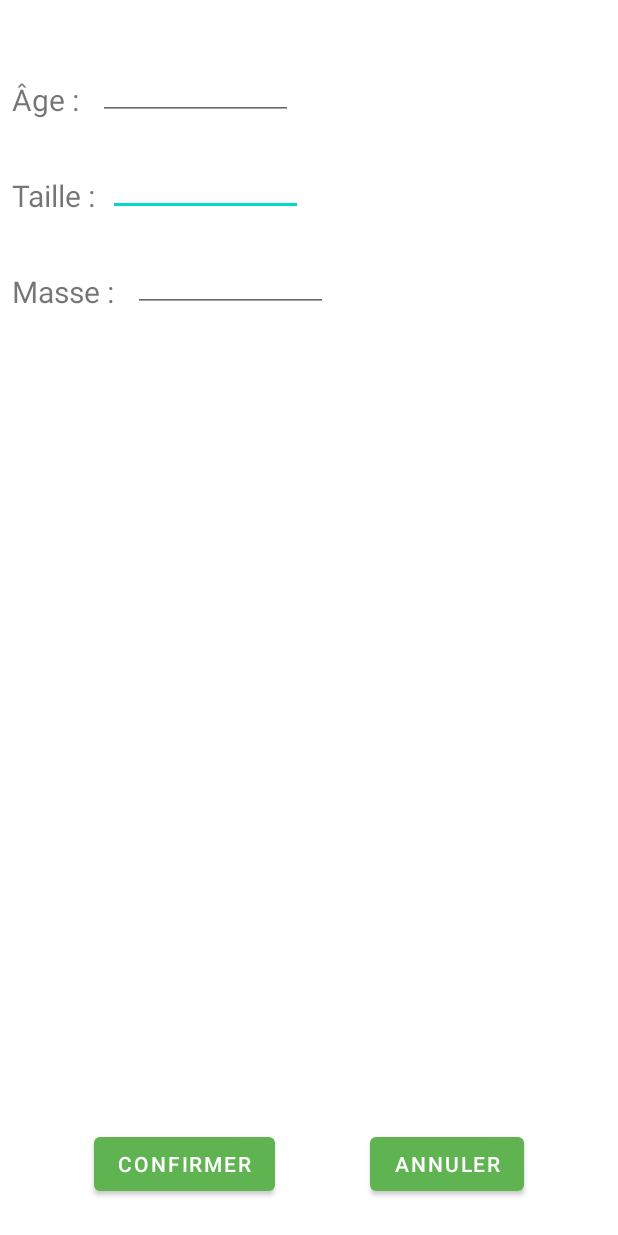
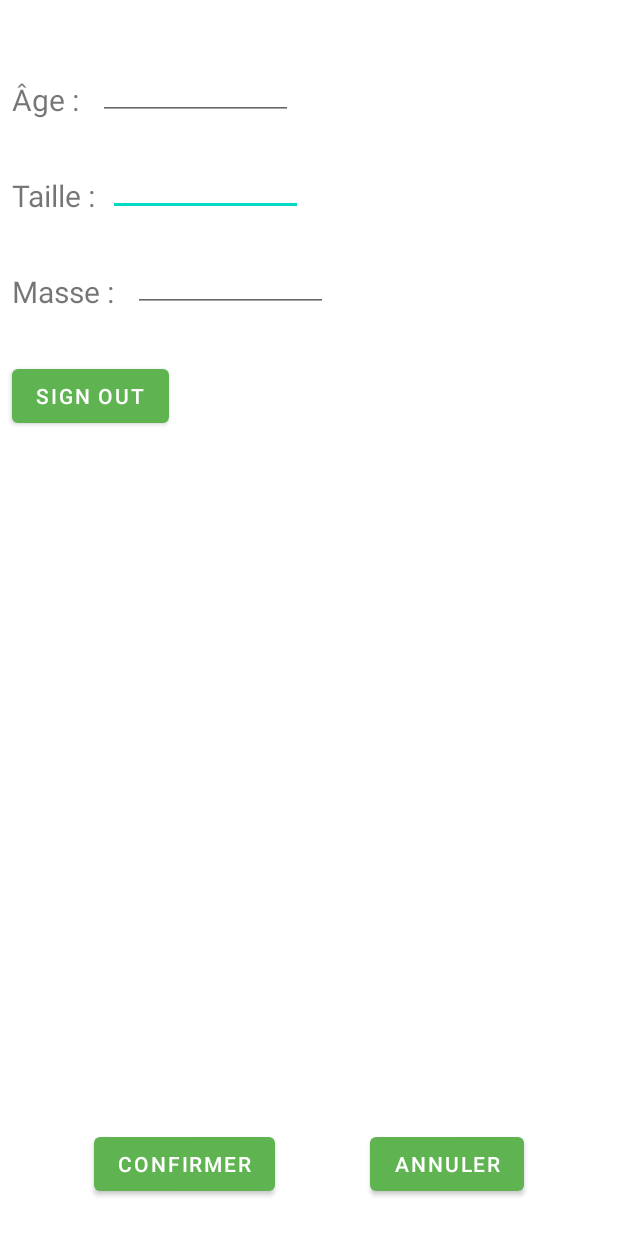
Before and after one commit to cegepmatane/projet-mobile-2022-JeanWalker, an Android app: the layout fragment_parametres.xml on its own in the app's theme, with its tools: preview values and no code run, on a phone screen of 412 x 824 dp. Run offline under Robolectric (Android 15) with nearby library versions, the phone set to English and light mode, and no system bars.

Commit message:
#15 user peut sign out et ajout du login auto si le user existe déjà

```diff
--- a/code/app/src/main/java/com/test/jeanwalker/LoginActivity.java
+++ b/code/app/src/main/java/com/test/jeanwalker/LoginActivity.java
@@ -53,13 +53,20 @@ public class LoginActivity extends AppCompatActivity {
 
         // FirebaseAuth init
         firebaseAuth = FirebaseAuth.getInstance();
+        FirebaseUser user = firebaseAuth.getCurrentUser();
 
+        if (user != null){
+            startActivity(new Intent(LoginActivity.this, MainActivity.class));
+            finish();
+        }else{
             findViewById(R.id.googleAuthSigninButton).setOnClickListener(view -> {
                 //Début google signin
                 Log.d(TAG, "Begin google signin");
                 Intent intent = googleSignInClient.getSignInIntent();
                 startActivityForResult(intent, REQ_SIGN_IN);
             });
+        }
+
     }
 
     @Override
--- a/code/app/src/main/java/com/test/jeanwalker/ParametresFragment.java
+++ b/code/app/src/main/java/com/test/jeanwalker/ParametresFragment.java
@@ -1,12 +1,18 @@
 package com.test.jeanwalker;
 
+import android.content.Intent;
 import android.os.Bundle;
 
+import androidx.annotation.NonNull;
+import androidx.annotation.Nullable;
 import androidx.fragment.app.Fragment;
 
 import android.view.LayoutInflater;
 import android.view.View;
 import android.view.ViewGroup;
+import android.widget.Button;
+
+import com.google.firebase.auth.FirebaseAuth;
 
 /**
  * A simple {@link Fragment} subclass.
@@ -56,6 +62,18 @@ public class ParametresFragment extends Fragment {
     }
 
     @Override
+    public void onViewCreated(@NonNull View view, @Nullable Bundle savedInstanceState) {
+        super.onViewCreated(view, savedInstanceState);
+        Button signOutBtn = (Button) view.findViewById(R.id.vueParametresActionSignOut);
+
+        signOutBtn.setOnClickListener(viewLambda -> {
+            FirebaseAuth auth = FirebaseAuth.getInstance();
+            auth.signOut();
+            startActivity(new Intent(getActivity(), LoginActivity.class));
+        });
+    }
+
+    @Override
     public View onCreateView(LayoutInflater inflater, ViewGroup container,
                              Bundle savedInstanceState) {
         // Inflate the layout for this fragment
--- a/code/app/src/main/res/layout/fragment_parametres.xml
+++ b/code/app/src/main/res/layout/fragment_parametres.xml
@@ -89,4 +89,14 @@
         app:layout_constraintEnd_toEndOf="parent"
         app:layout_constraintStart_toEndOf="@+id/actionParametresConfirmer" />
 
+    <Button
+        android:id="@+id/vueParametresActionSignOut"
+        android:layout_width="wrap_content"
+        android:layout_height="wrap_content"
+        android:layout_marginStart="8dp"
+        android:layout_marginTop="32dp"
+        android:text="Sign Out"
+        app:layout_constraintStart_toStartOf="parent"
+        app:layout_constraintTop_toBottomOf="@+id/textView6" />
+
 </androidx.constraintlayout.widget.ConstraintLayout>
```
Lines whose indentation alone changed are shown as unchanged.
